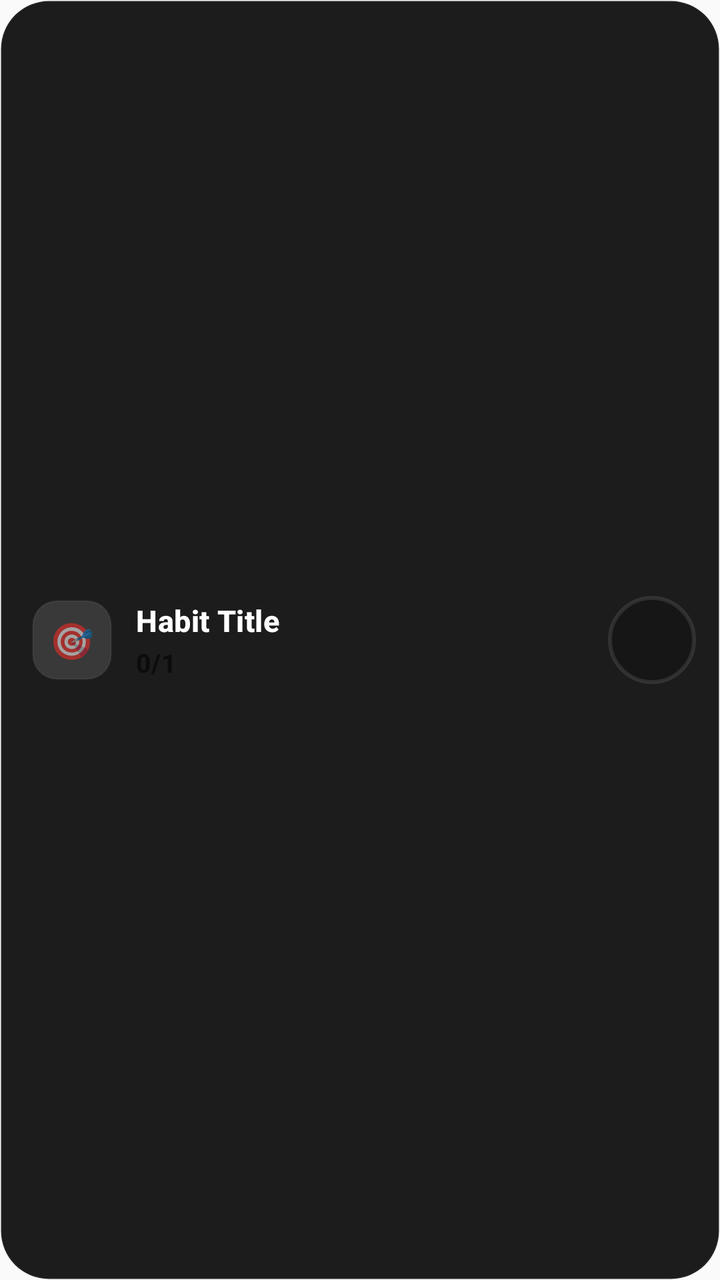
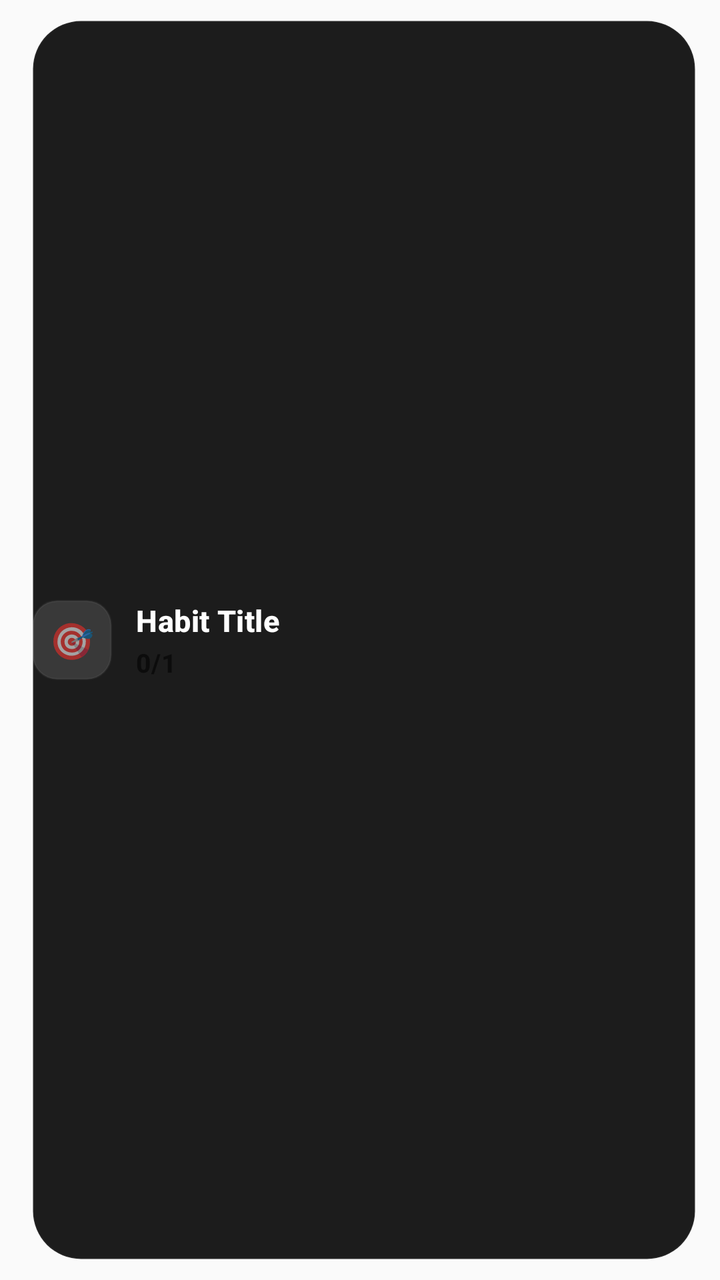

The first picture is an Android layout as it rendered before a commit; the second is the same layout after the commit. The layout source and the unified diff follow.
<!-- AndroidManifest.xml: application theme AppTheme -->
<!-- res/layout/widget_habit_item.xml -->
<?xml version="1.0" encoding="utf-8"?>
<RelativeLayout xmlns:android="http://schemas.android.com/apk/res/android"
    android:id="@+id/habit_item_root"
    android:layout_width="match_parent"
    android:layout_height="wrap_content"
    android:background="@drawable/widget_habit_item_bg"
    android:paddingStart="16dp"
    android:paddingEnd="12dp"
    android:paddingTop="10dp"
    android:paddingBottom="10dp"
    android:layout_marginBottom="6dp"
    android:clickable="true"
    android:focusable="true">

    
    <ImageView
        android:id="@+id/habit_glow_background"
        android:layout_width="match_parent"
        android:layout_height="match_parent"
        android:scaleType="fitXY"
        android:visibility="gone" />

    
    <FrameLayout
        android:id="@+id/habit_color_overlay"
        android:layout_width="match_parent"
        android:layout_height="match_parent"
        android:alpha="0.09" />

    
    <FrameLayout
        android:id="@+id/habit_icon_container"
        android:layout_width="40dp"
        android:layout_height="40dp"
        android:layout_alignParentStart="true"
        android:layout_centerVertical="true"
        android:background="@drawable/widget_icon_container_bg">

        <TextView
            android:id="@+id/habit_icon"
            android:layout_width="wrap_content"
            android:layout_height="wrap_content"
            android:layout_gravity="center"
            android:textSize="18sp"
            android:text="🎯" />

    </FrameLayout>

    
    <LinearLayout
        android:id="@+id/habit_text_container"
        android:layout_width="match_parent"
        android:layout_height="wrap_content"
        android:layout_toEndOf="@id/habit_icon_container"
        android:layout_toStartOf="@id/habit_action_container"
        android:layout_centerVertical="true"
        android:orientation="vertical"
        android:paddingStart="12dp"
        android:paddingEnd="8dp">

        
        <LinearLayout
            android:layout_width="match_parent"
            android:layout_height="wrap_content"
            android:orientation="horizontal"
            android:gravity="center_vertical">

            <TextView
                android:id="@+id/habit_title"
                android:layout_width="0dp"
                android:layout_height="wrap_content"
                android:layout_weight="1"
                android:textColor="#FFFFFF"
                android:textSize="15sp"
                android:textStyle="bold"
                android:fontFamily="sans-serif-medium"
                android:letterSpacing="0.01"
                android:maxLines="1"
                android:ellipsize="end"
                android:text="Habit Title" />

            
            <LinearLayout
                android:id="@+id/habit_streak_container"
                android:layout_width="wrap_content"
                android:layout_height="wrap_content"
                android:orientation="horizontal"
                android:gravity="center_vertical"
                android:background="@drawable/widget_streak_badge_bg"
                android:paddingStart="5dp"
                android:paddingEnd="5dp"
                android:paddingTop="2dp"
                android:paddingBottom="2dp"
                android:layout_marginStart="6dp"
                android:visibility="gone">

                <TextView
                    android:id="@+id/habit_streak_icon"
                    android:layout_width="wrap_content"
                    android:layout_height="wrap_content"
                    android:text="🔥"
                    android:textSize="9sp"
                    android:layout_marginEnd="2dp" />

                <TextView
                    android:id="@+id/habit_streak_count"
                    android:layout_width="wrap_content"
                    android:layout_height="wrap_content"
                    android:textColor="#fb923c"
                    android:textSize="10sp"
                    android:textStyle="bold"
                    android:fontFamily="sans-serif-medium" />

            </LinearLayout>

        </LinearLayout>

        
        <TextView
            android:id="@+id/habit_progress"
            android:layout_width="wrap_content"
            android:layout_height="wrap_content"
            android:textSize="13sp"
            android:textStyle="bold"
            android:fontFamily="sans-serif-medium"
            android:letterSpacing="0.02"
            android:layout_marginTop="2dp"
            android:text="0/1" />

        
        <LinearLayout
            android:id="@+id/habit_subtasks_container"
            android:layout_width="match_parent"
            android:layout_height="wrap_content"
            android:orientation="vertical"
            android:layout_marginTop="8dp"
            android:visibility="gone" />

    </LinearLayout>

    
    <LinearLayout
        android:id="@+id/habit_action_container"
        android:layout_width="wrap_content"
        android:layout_height="wrap_content"
        android:layout_alignParentEnd="true"
        android:layout_centerVertical="true"
        android:orientation="horizontal"
        android:gravity="center_vertical">

        
        <FrameLayout
            android:id="@+id/habit_complete_btn"
            android:layout_width="44dp"
            android:layout_height="44dp"
            android:background="@drawable/widget_progress_circle"
            android:clickable="true"
            android:focusable="true">

            
            <TextView
                android:id="@+id/habit_check_icon"
                android:layout_width="wrap_content"
                android:layout_height="wrap_content"
                android:layout_gravity="center"
                android:text="✓"
                android:textColor="#FFFFFF"
                android:textSize="18sp"
                android:textStyle="bold"
                android:visibility="gone" />

        </FrameLayout>

    </LinearLayout>

</RelativeLayout>
<!-- resources referenced by this layout -->
<resources>
  <!-- drawable widget_habit_item_bg (drawable) -->
  <?xml version="1.0" encoding="utf-8"?>
  <shape xmlns:android="http://schemas.android.com/apk/res/android"
      android:shape="rectangle">
      <solid android:color="#E6050505" />
      <corners android:radius="24dp" />
      <stroke
          android:width="1dp"
          android:color="#0DFFFFFF" />
  </shape>
  <!-- drawable widget_icon_container_bg (drawable) -->
  <?xml version="1.0" encoding="utf-8"?>
  <shape xmlns:android="http://schemas.android.com/apk/res/android"
      android:shape="rectangle">
      <solid android:color="#20FFFFFF" />
      <corners android:radius="12dp" />
      <stroke
          android:width="1dp"
          android:color="#0DFFFFFF" />
  </shape>
  <!-- drawable widget_progress_circle (drawable) -->
  <?xml version="1.0" encoding="utf-8"?>
  <shape xmlns:android="http://schemas.android.com/apk/res/android"
      android:shape="oval">
      <solid android:color="#33000000" />
      <stroke
          android:width="2dp"
          android:color="#1AFFFFFF" />
      <size
          android:width="44dp"
          android:height="44dp" />
  </shape>
  <!-- drawable widget_streak_badge_bg (drawable) -->
  <?xml version="1.0" encoding="utf-8"?>
  <shape xmlns:android="http://schemas.android.com/apk/res/android"
      android:shape="rectangle">
      <solid android:color="#1Af97316" />
      <corners android:radius="4dp" />
      <stroke
          android:width="1dp"
          android:color="#33f97316" />
  </shape>
  <style name="AppTheme" parent="Theme.AppCompat.Light.DarkActionBar">
          
          <item name="colorPrimary">@color/colorPrimary</item>
          <item name="colorPrimaryDark">@color/colorPrimaryDark</item>
          <item name="colorAccent">@color/colorAccent</item>
      </style>
</resources>

<!-- the commit's change to res/layout/widget_habit_item.xml (unified diff, before → after) -->
@@ -3,7 +3,6 @@
     android:id="@+id/habit_item_root"
     android:layout_width="match_parent"
     android:layout_height="wrap_content"
-    android:background="@drawable/widget_habit_item_bg"
     android:paddingStart="16dp"
     android:paddingEnd="12dp"
     android:paddingTop="10dp"
@@ -11,6 +10,14 @@
     android:layout_marginBottom="6dp"
     android:clickable="true"
     android:focusable="true">
+
+    
+    <ImageView
+        android:id="@+id/habit_card_background"
+        android:layout_width="match_parent"
+        android:layout_height="match_parent"
+        android:scaleType="fitXY"
+        android:src="@drawable/widget_habit_item_bg" />
 
     
     <ImageView
@@ -153,9 +160,14 @@
             android:id="@+id/habit_complete_btn"
             android:layout_width="44dp"
             android:layout_height="44dp"
-            android:background="@drawable/widget_progress_circle"
             android:clickable="true"
             android:focusable="true">
+
+            <ImageView
+                android:id="@+id/habit_complete_image"
+                android:layout_width="match_parent"
+                android:layout_height="match_parent"
+                android:scaleType="fitCenter" />
 
             
             <TextView
<!-- resource entries referenced after the edit -->
@@ -20,18 +20,6 @@
           android:width="1dp"
           android:color="#0DFFFFFF" />
   </shape>
-  <!-- drawable widget_progress_circle (drawable) -->
-  <?xml version="1.0" encoding="utf-8"?>
-  <shape xmlns:android="http://schemas.android.com/apk/res/android"
-      android:shape="oval">
-      <solid android:color="#33000000" />
-      <stroke
-          android:width="2dp"
-          android:color="#1AFFFFFF" />
-      <size
-          android:width="44dp"
-          android:height="44dp" />
-  </shape>
   <!-- drawable widget_streak_badge_bg (drawable) -->
   <?xml version="1.0" encoding="utf-8"?>
   <shape xmlns:android="http://schemas.android.com/apk/res/android"
